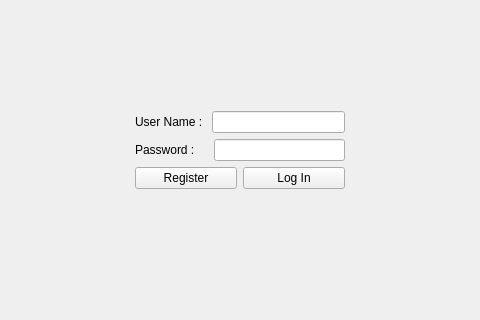
Before: the Qt Designer form loginwindow.ui in aminfooladi/QSpotify, drawn with Qt 5; both pictures show x 110 to 590 and y 129 to 449 of the 700 by 600 pixel window.
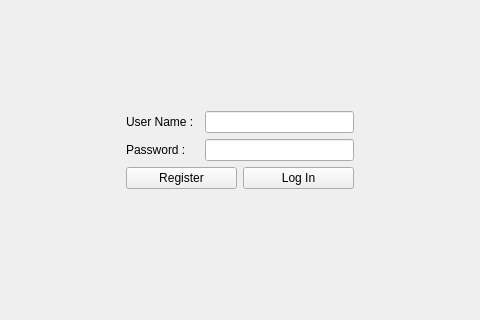
After: the same form once the commit is applied.

The edit to the form file:
```diff
--- a/loginwindow.ui
+++ b/loginwindow.ui
@@ -20,9 +20,22 @@
    <string>Login Window</string>
   </property>
   <widget class="QWidget" name="centralwidget">
-   <layout class="QGridLayout" name="gridLayout_2">
-    <item row="2" column="3">
-     <spacer name="horizontalSpacer_2">
+   <layout class="QGridLayout" name="gridLayout">
+    <item row="0" column="1">
+     <spacer name="verticalSpacer_2">
+      <property name="orientation">
+       <enum>Qt::Orientation::Vertical</enum>
+      </property>
+      <property name="sizeHint" stdset="0">
+       <size>
+        <width>20</width>
+        <height>40</height>
+       </size>
+      </property>
+     </spacer>
+    </item>
+    <item row="1" column="0">
+     <spacer name="horizontalSpacer">
       <property name="orientation">
        <enum>Qt::Orientation::Horizontal</enum>
       </property>
@@ -34,26 +47,9 @@
       </property>
      </spacer>
     </item>
-    <item row="2" column="2">
-     <widget class="QWidget" name="widget" native="true">
-      <property name="minimumSize">
-       <size>
-        <width>0</width>
-        <height>0</height>
-       </size>
-      </property>
-      <property name="maximumSize">
-       <size>
-        <width>500</width>
-        <height>16777215</height>
-       </size>
-      </property>
-      <layout class="QVBoxLayout" name="verticalLayout_2">
-       <item>
-        <layout class="QVBoxLayout" name="verticalLayout_3">
-         <item>
-          <layout class="QHBoxLayout" name="horizontalLayout">
-           <item>
+    <item row="1" column="1">
+     <layout class="QFormLayout" name="formLayout">
+      <item row="0" column="0">
             <widget class="QLabel" name="label">
              <property name="enabled">
               <bool>true</bool>
@@ -63,18 +59,14 @@
              </property>
             </widget>
            </item>
-           <item>
+      <item row="0" column="1">
             <widget class="QLineEdit" name="usernameLineEdit">
              <property name="enabled">
               <bool>true</bool>
              </property>
             </widget>
            </item>
-          </layout>
-         </item>
-         <item>
-          <layout class="QHBoxLayout" name="horizontalLayout_2">
-           <item>
+      <item row="1" column="0">
             <widget class="QLabel" name="label_2">
              <property name="enabled">
               <bool>true</bool>
@@ -84,7 +76,7 @@
              </property>
             </widget>
            </item>
-           <item>
+      <item row="1" column="1">
             <widget class="QLineEdit" name="passwordLineEdit">
              <property name="enabled">
               <bool>true</bool>
@@ -97,10 +89,18 @@
              </property>
             </widget>
            </item>
-          </layout>
-         </item>
-         <item>
-          <layout class="QHBoxLayout" name="horizontalLayout_3">
+      <item row="3" column="0" colspan="2">
+       <widget class="QLabel" name="errorLabel">
+        <property name="enabled">
+         <bool>true</bool>
+        </property>
+        <property name="text">
+         <string/>
+        </property>
+       </widget>
+      </item>
+      <item row="2" column="0" colspan="2">
+       <layout class="QHBoxLayout" name="horizontalLayout">
            <item>
             <widget class="QPushButton" name="registerButton">
              <property name="enabled">
@@ -135,62 +135,26 @@
            </item>
           </layout>
          </item>
-         <item>
-          <layout class="QHBoxLayout" name="horizontalLayout_4">
-           <item>
-            <widget class="QLabel" name="errorLabel">
-             <property name="enabled">
-              <bool>true</bool>
-             </property>
-             <property name="text">
-              <string/>
-             </property>
-            </widget>
-           </item>
-          </layout>
-         </item>
-        </layout>
-       </item>
-      </layout>
-     </widget>
-    </item>
-    <item row="2" column="0">
-     <spacer name="horizontalSpacer">
-      <property name="orientation">
-       <enum>Qt::Orientation::Horizontal</enum>
-      </property>
-      <property name="sizeHint" stdset="0">
-       <size>
-        <width>40</width>
-        <height>20</height>
-       </size>
-      </property>
-     </spacer>
-    </item>
-    <item row="3" column="2">
-     <spacer name="verticalSpacer_2">
-      <property name="orientation">
-       <enum>Qt::Orientation::Vertical</enum>
-      </property>
-      <property name="sizeType">
-       <enum>QSizePolicy::Policy::Expanding</enum>
-      </property>
-      <property name="sizeHint" stdset="0">
-       <size>
-        <width>20</width>
-        <height>40</height>
-       </size>
-      </property>
-     </spacer>
+     </layout>
     </item>
     <item row="1" column="2">
+     <spacer name="horizontalSpacer_2">
+      <property name="orientation">
+       <enum>Qt::Orientation::Horizontal</enum>
+      </property>
+      <property name="sizeHint" stdset="0">
+       <size>
+        <width>40</width>
+        <height>20</height>
+       </size>
+      </property>
+     </spacer>
+    </item>
+    <item row="2" column="1">
      <spacer name="verticalSpacer">
       <property name="orientation">
        <enum>Qt::Orientation::Vertical</enum>
       </property>
-      <property name="sizeType">
-       <enum>QSizePolicy::Policy::Expanding</enum>
-      </property>
       <property name="sizeHint" stdset="0">
        <size>
         <width>20</width>
```
Lines whose indentation alone changed are shown as unchanged.
